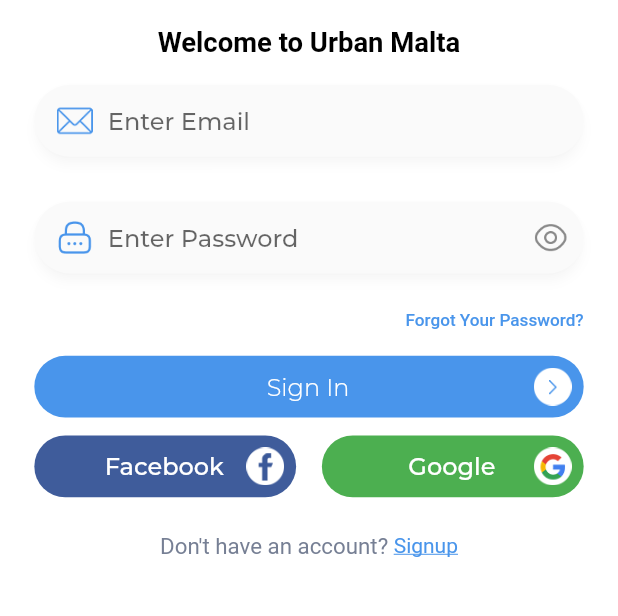
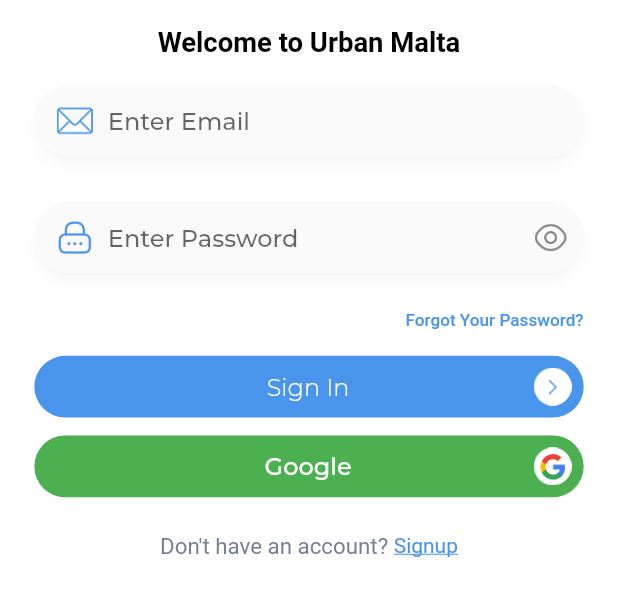
Before and after one commit to ashim-kansal/jonsi, a Flutter app: the LoginScreen screen opened directly, on a phone screen of 412 x 824 dp, the part 339-955 px from its top. Run offline on Flutter 3.47's test engine with Material 2 defaults, Android fonts, the phone set to English and light mode, and no system bars; our stand-ins replace another_flushbar, cached_network_image, carousel_slider, csc_picker, dio, dotted_border and 20 more; missing offline and left inert: day_night_time_picker, flutter_facebook_auth, the_apple_sign_in; accounts and stored records are empty; generated files the repository leaves out were written again; project files that could hold a hidden picture were left out.

Commit message:
ui fixes

```diff
--- a/lib/screens/login/login_screen.dart
+++ b/lib/screens/login/login_screen.dart
@@ -377,14 +377,14 @@ class _LoginScreenState extends State<LoginScreen> {
       Row(
         mainAxisAlignment: MainAxisAlignment.center,
         children: <Widget>[
-          Expanded(
-              child: FacebookLoginButton(
-            text: 'Facebook',
-            onTap: () {
-              facebookSignin();
-            },
-          )),
-          15.horizontalSpace,
+          // Expanded(
+          //     child: FacebookLoginButton(
+          //   text: 'Facebook',
+          //   onTap: () {
+          //     facebookSignin();
+          //   },
+          // )),
+          // 15.horizontalSpace,
           Expanded(
               child: GoogleLoginButton(
             action: false,
--- a/lib/screens/register/social_signup.dart
+++ b/lib/screens/register/social_signup.dart
@@ -100,11 +100,11 @@ class SocailSignUpScreen extends StatelessWidget {
                   //   ),
                   // ),
                   // const SizedBox(height: 10),
-                  FacebookLoginButton(
-                      text: 'Connect with Facebook', onTap: (){
-                        print('fb click');
-                        //doFbLogin(context);
-                  },),
+                  // FacebookLoginButton(
+                  //     text: 'Connect with Facebook', onTap: (){
+                  //       print('fb click');
+                  //       //doFbLogin(context);
+                  // },),
                   const SizedBox(height: 10),
                   GoogleLoginButton(action: false, text: 'Connect with Google',onTap: (user){
                     socialLogin('google', user.id!, user.email!, user.displayName!, context);
```
